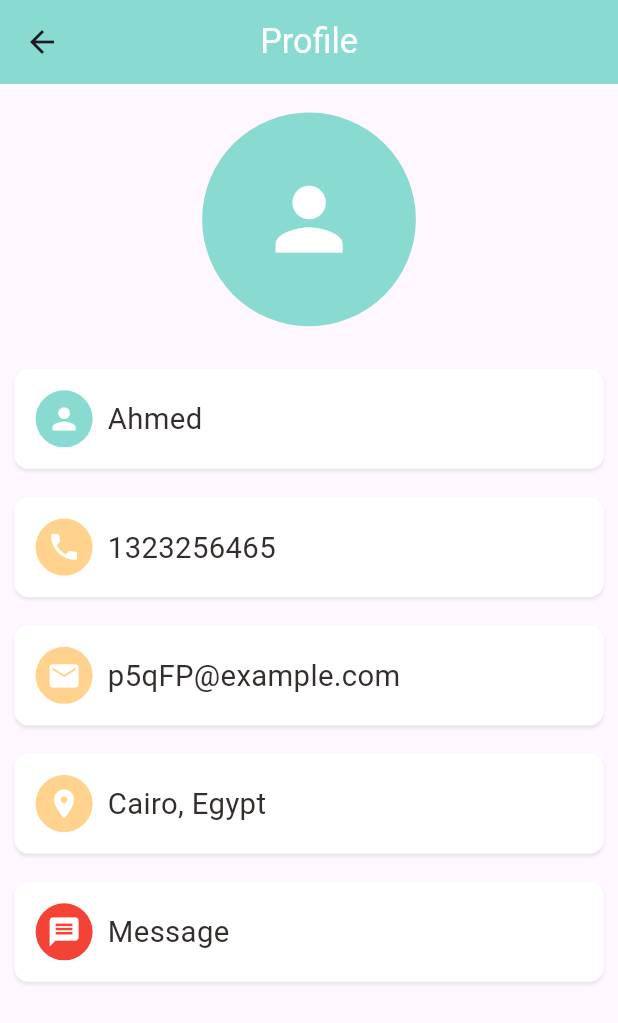
After one commit to EsraaHamada100/food_delivery_app1, a Flutter app: the AccountPage screen opened by its route, on a phone screen of 412 x 824 dp. The commit adds this screen. Shown: the top 1023 px of the screen. Run offline on Flutter 3.47's test engine with Material 3 defaults, Android fonts, the phone set to English and light mode, and no system bars; our stand-ins replace dots_indicator, equatable, flutter_screenutil, get, shared_preferences; accounts and stored records are empty; network calls fail.

Commit message:
profile page

```diff
--- /dev/null
+++ b/lib/models/cart_history_model.dart
@@ -0,0 +1,27 @@
+import 'dart:developer';
+
+import 'cart_model.dart';
+
+class CartHistoryModel {
+  DateTime time;
+  List<CartModel> cartList;
+  CartHistoryModel({
+    required this.time,
+    required this.cartList,
+  });
+  factory CartHistoryModel.fromJson(Map<String, dynamic> json) {
+    log("time = " + json['time']);
+    return CartHistoryModel(
+      time: DateTime.parse(json['time']),
+      cartList: ((json['cart_list']).map<CartModel>((cart) => CartModel.fromJson(cart)).toList() ),
+    );
+  }
+
+  Map<String, dynamic> toJson() {
+    return {
+      'time': time.toString(),
+      'cart_list': cartList.map((cart) => cart.toJson()).toList(),
+    };
+  }
+
+}
--- a/lib/models/cart_model.dart
+++ b/lib/models/cart_model.dart
@@ -10,7 +10,7 @@ class CartModel {
   // String? img;
   int quantity;
   late bool isExist;
-  String? time;
+  // String? time;
   CartModel({
     required this.id,
     required this.product,
@@ -19,7 +19,7 @@ class CartModel {
     // required this.img,
     required this.quantity,
     required this.isExist,
-    this.time,
+    // this.time,
   });
   factory CartModel.fromJson(Map<String, dynamic> json) {
     return CartModel(
@@ -30,7 +30,7 @@ class CartModel {
       // img: json['img'];
       quantity: int.parse(json['quantity']),
       isExist: json['isExist'],
-      time: json['time'],
+      // time: json['time'],
     );
   }
   Map<String, dynamic> toJson() {
@@ -39,7 +39,7 @@ class CartModel {
       'product': product.toJson(),
       'quantity': quantity.toString(),
       'isExist': isExist,
-      'time': time,
+      // 'time': time,
     };
   }
 }
--- a/lib/models/products_model.dart
+++ b/lib/models/products_model.dart
@@ -1,3 +1,5 @@
+import 'package:equatable/equatable.dart';
+
 class Product {
   int? _totalSize;
   int? _typeId;
@@ -27,7 +29,7 @@ class Product {
   }
 }
 
-class ProductModel {
+class ProductModel extends Equatable {
   late int id;
   String? name;
   String? description;
@@ -50,7 +52,7 @@ class ProductModel {
     required this.updatedAt,
     required this.typeId,
   });
-  ProductModel.fromJson(Map<String, dynamic> json){
+  ProductModel.fromJson(Map<String, dynamic> json) {
     id = json['id'];
     name = json['name'];
     description = json['description'];
@@ -76,4 +78,7 @@ class ProductModel {
       'type_id': typeId,
     };
   }
+
+  @override
+  List<Object?> get props => [id, name];
 }
--- a/lib/pages/Home/main_food_page.dart
+++ b/lib/pages/Home/main_food_page.dart
@@ -43,7 +43,7 @@ class _MainFoodPageState extends State<MainFoodPage> {
                   width: AppWidth.w45,
                   height: AppHeight.h45,
                   decoration: BoxDecoration(
-                    borderRadius: BorderRadius.circular(AppRadius.r15),
+                    borderRadius: BorderRadius.circular(AppSize.s15),
                     color: ColorManager.mainColor,
                   ),
                   child: const Icon(
--- /dev/null
+++ b/lib/pages/account/account_field_widget.dart
@@ -0,0 +1,42 @@
+import 'package:flutter/cupertino.dart';
+import 'package:flutter/material.dart';
+import 'package:food_delivery_app/resources/app_values.dart';
+import 'package:food_delivery_app/widgets/app_icon.dart';
+import 'package:food_delivery_app/widgets/big_text.dart';
+
+class AccountFieldWidget extends StatelessWidget {
+  final IconData iconData;
+  final Color iconBackgroundColor;
+  final String text;
+  const AccountFieldWidget(
+      {required this.iconData,
+      required this.iconBackgroundColor,
+      required this.text,
+      super.key});
+
+  @override
+  Widget build(BuildContext context) {
+    return Container(
+      padding: EdgeInsets.all(AppSize.s15),
+      margin: EdgeInsets.all(AppSize.s10),
+      decoration: BoxDecoration(
+        color: Colors.white,
+        borderRadius: BorderRadius.circular(AppSize.s10),
+        boxShadow: [
+          BoxShadow(
+            color: Colors.grey.withOpacity(0.2),
+            blurRadius: 1,
+            offset: const Offset(0, 2), // changes position of shadow
+          )
+        ],
+      ),
+      child: Row(
+        children: [
+          AppIcon(icon: iconData, backgroundColor: iconBackgroundColor, iconColor: Colors.white, size: AppSize.s40, iconSize: AppSize.s24,),
+          SizedBox(width: AppWidth.w10),
+          BigText(text: text),
+        ],
+      ),
+    );
+  }
+}
--- /dev/null
+++ b/lib/pages/account/account_page.dart
@@ -0,0 +1,81 @@
+import 'package:flutter/cupertino.dart';
+import 'package:flutter/material.dart';
+import 'package:food_delivery_app/resources/app_values.dart';
+import 'package:food_delivery_app/widgets/app_icon.dart';
+import 'package:food_delivery_app/widgets/big_text.dart';
+
+import '../../resources/color_manager.dart';
+import 'account_field_widget.dart';
+
+class AccountPage extends StatelessWidget {
+  const AccountPage({super.key});
+  final List<Map<String, dynamic>> data = const [
+    {
+      "icon": Icons.person,
+      "text": "Ahmed",
+      "backgroundColor": ColorManager.mainColor
+    },
+    {
+      "icon": Icons.phone,
+      "text": "1323256465",
+      "backgroundColor": ColorManager.iconsColor1,
+    },
+    {
+      "icon": Icons.email,
+      "text": "p5qFP@example.com",
+      "backgroundColor": ColorManager.iconsColor1,
+    },
+    {
+      "icon": Icons.location_on,
+      "text": "Cairo, Egypt",
+      "backgroundColor": ColorManager.iconsColor1,
+    },
+    {
+      "icon": Icons.message,
+      "text": "Message",
+      "backgroundColor": Colors.red,
+    },
+  ];
+  @override
+  Widget build(BuildContext context) {
+    return Scaffold(
+      appBar: AppBar(
+        centerTitle: true,
+        backgroundColor: ColorManager.mainColor,
+        title: BigText(
+          text: "Profile",
+          size: AppSize.s24,
+          color: Colors.white,
+        ),
+      ),
+      body: Container(
+        width: double.maxFinite,
+        margin: EdgeInsets.only(top: AppHeight.h20),
+        child: Column(
+          children: [
+            AppIcon(
+              icon: Icons.person,
+              backgroundColor: ColorManager.mainColor,
+              iconColor: Colors.white,
+              size: AppSize.s150,
+              iconSize: AppSize.s70,
+            ),
+            SizedBox(height: AppHeight.h20),
+            // show the things in the list
+            Expanded(
+                child: ListView(
+              children: data
+                  .map(
+                    (e) => AccountFieldWidget(
+                        iconData: e['icon'],
+                        text: e['text'],
+                        iconBackgroundColor: e['backgroundColor']),
+                  )
+                  .toList(),
+            )),
+          ],
+        ),
+      ),
+    );
+  }
+}
--- a/lib/resources/app_values.dart
+++ b/lib/resources/app_values.dart
@@ -2,73 +2,58 @@
  that device the size that we choose over the device height to get the probational*/
 
 import 'package:flutter/material.dart';
+import 'package:flutter_screenutil/flutter_screenutil.dart';
 import 'package:food_delivery_app/resources/dimensions.dart';
 
 class AppValues {
   /* we get this probational by dividing the device height over the container size
   in our case the device height is 840 and the container size we prefer is 220
   so it's 840 / 220 = 3.84 */
-  static double pageView = Dimensions.screenHeight / 2.64;
-  static double pageViewContainer = Dimensions.screenHeight / 3.84;
-  static double pageViewDetailsContainer = Dimensions.screenHeight / 7.03;
-  static EdgeInsetsGeometry appPadding = EdgeInsets.all(AppPadding.p20);
-}
-
-class AppMargin {
-  static double m2 = Dimensions.screenHeight / 422;
-  static double m3 = Dimensions.screenHeight / 281.33;
-  static double m10 = Dimensions.screenHeight / 84.4;
-  static double m20 = Dimensions.screenHeight / 42.2;
-  static double m30 = Dimensions.screenHeight / 28.13;
-}
-
-class AppPadding {
-  static double p5 = Dimensions.screenHeight / 168;
-  static double p10 = Dimensions.screenHeight / 84.4;
-  static double p15 = Dimensions.screenHeight / 56.27;
-  static double p20 = Dimensions.screenHeight / 42.2;
-  static double p50 = Dimensions.screenHeight / 16.88;
-  static double p120 = Dimensions.screenHeight / 7.03;
+  static double pageView = 318.h;
+  static double pageViewContainer = 218.h;
+  static double pageViewDetailsContainer = 119.h;
+  static EdgeInsetsGeometry appPadding = EdgeInsets.all(AppSize.s20);
 }
 
 class AppSize {
-  static double s1_2 = Dimensions.screenHeight / 703.33;
-  static double s15 = Dimensions.screenHeight / 56.27;
-  static double s16 = Dimensions.screenHeight / 52.75;
-  static double s24 = Dimensions.screenHeight / 35.17;
-  static double s40 = Dimensions.screenHeight / 21.1;
+  static double s1_2 = 1.2.r;
+  static double s2 = 2.r;
+  static double s3 = 3.r;
+  static double s5 = 5.r;
+  static double s10 = 10.r;
+  static double s15 = 15.r;
+  static double s16 = 16.r;
+  static double s20 = 20.r;
+  static double s24 = 24.r;
+  static double s30 = 30.r;
+  static double s40 = 40.r;
+  static double s50 = 50.r;
+  static double s70 = 70.r;
+  static double s150 = 150.r;
 }
 
 class AppHeight {
-  static double h1_8 = Dimensions.screenHeight / 468.89;
-  static double h10 = Dimensions.screenHeight / 84.4;
-  static double h15 = Dimensions.screenHeight / 56.27;
-  static double h20 = Dimensions.screenHeight / 42.2;
-  static double h30 = Dimensions.screenHeight / 28.13;
-  static double h45 = Dimensions.screenHeight / 18.76;
-  static double h60 = Dimensions.screenHeight / 14.07;
-  static double h80 = Dimensions.screenHeight / 10.55;
-  static double h100 = Dimensions.screenHeight / 8.44;
-  static double h120 = Dimensions.screenHeight / 7.03;
-  static double h130 = Dimensions.screenHeight / 6.46;
-  static double h300 = Dimensions.screenHeight / 2.81;
-  static double h350 = Dimensions.screenHeight / 2.41;
-  static double h900 = Dimensions.screenHeight / 0.94;
+  static double h1_8 = 1.8.h;
+  static double h10 = 10.h;
+  static double h15 = 15.h;
+  static double h20 = 20.h;
+  static double h30 = 30.h;
+  static double h45 = 45.h;
+  static double h60 = 60.h;
+  static double h80 = 80.h;
+  static double h100 = 100.h;
+  static double h120 = 120.h;
+  static double h130 = 130.h;
+  static double h300 = 300.h;
+  static double h350 = 350.h;
+  static double h900 = 900.h;
 }
 
 class AppWidth {
-  static double w5 = Dimensions.screenHeight / 168;
-  static double w10 = Dimensions.screenHeight / 84.4;
-  static double w20 = Dimensions.screenHeight / 42.2;
-  static double w45 = Dimensions.screenHeight / 18.76;
-  static double w100 = Dimensions.screenHeight / 8.44;
-  static double w120 = Dimensions.screenHeight / 7.03;
+  static double w5 = 5.w;
+  static double w10 = 10.w;
+  static double w20 = 20.w;
+  static double w45 = 45.w;
+  static double w100 = 100.w;
+  static double w120 = 120.w;
 }
-
-class AppRadius {
-  static double r5 = Dimensions.screenHeight / 168;
-  static double r15 = Dimensions.screenHeight / 56.27;
-  static double r20 = Dimensions.screenHeight / 42.2;
-  static double r30 = Dimensions.screenHeight / 28.13;
-  static double r40 = Dimensions.screenHeight / 21.1;
-}
--- a/lib/routes/route_helper.dart
+++ b/lib/routes/route_helper.dart
@@ -5,23 +5,28 @@ import 'package:food_delivery_app/pages/food/recommended_food_detail.dart';
 import 'package:food_delivery_app/pages/splash/splash_page.dart';
 import 'package:get/get.dart';
 
+import '../pages/account/account_page.dart';
+
 class RouteHelper {
   static const String _initial = '/';
   static const String _splashPage = '/splash';
   static const String _popularFood = '/popular-food';
   static const String _recommendedFood = '/recommended-food';
   static const String _cartPage = '/cart-page';
+  static const String _accountPage = '/account-page';
 
   static String getSplashPage() => _splashPage;
   static String getInitial() => _initial;
-  static String getPopularFood({required int pageId, String? page}) => '$_popularFood?pageId=$pageId&page=$page';
+  static String getPopularFood({required int pageId, String? page}) =>
+      '$_popularFood?pageId=$pageId&page=$page';
   static String getRecommendedFood({required int pageId, String? page}) =>
       '$_recommendedFood?pageId=$pageId&page=$page';
 
   static String getCartPage() => _cartPage;
+  static String getAccountPage() => _accountPage;
 
   static List<GetPage> routes = [
-    GetPage(name: _splashPage, page: ()=> const SplashPage()),
+    GetPage(name: _splashPage, page: () => const SplashPage()),
     // main food page
     GetPage(name: _initial, page: () => const HomePage()),
 
@@ -31,7 +36,10 @@ class RouteHelper {
       page: () {
         int pageId = int.parse(Get.parameters['pageId']!);
         String? page = Get.parameters['page'];
-        return PopularFoodDetails(pageId: pageId, previousPage: page,);
+        return PopularFoodDetails(
+          pageId: pageId,
+          previousPage: page,
+        );
       },
       transition: Transition.fadeIn,
     ),
@@ -42,7 +50,10 @@ class RouteHelper {
       page: () {
         int pageId = int.parse(Get.parameters['pageId']!);
         String? page = Get.parameters['page'];
-        return RecommendedFoodDetail(pageId: pageId, previousPage: page,);
+        return RecommendedFoodDetail(
+          pageId: pageId,
+          previousPage: page,
+        );
       },
       transition: Transition.fadeIn,
     ),
@@ -54,5 +65,13 @@ class RouteHelper {
       },
       transition: Transition.fadeIn,
     ),
+
+    GetPage(
+      name: _accountPage,
+      page: () {
+        return const AccountPage();
+      },
+      transition: Transition.fadeIn,
+    ),
   ];
 }
--- a/lib/widgets/app_icon.dart
+++ b/lib/widgets/app_icon.dart
@@ -7,6 +7,7 @@ class AppIcon extends StatelessWidget {
   final Color iconColor;
   final Color backgroundColor;
   final double size;
+  final double? iconSize;
 
   const AppIcon({
     Key? key,
@@ -14,6 +15,7 @@ class AppIcon extends StatelessWidget {
     this.iconColor = ColorManager.iconColor,
     this.backgroundColor = ColorManager.iconBackgroundColor,
     this.size = 0,
+    this.iconSize,
   }) : super(key: key);
 
   @override
@@ -29,7 +31,7 @@ class AppIcon extends StatelessWidget {
       child: Icon(
         icon,
         color: iconColor,
-        size: AppSize.s16,
+        size: iconSize??AppSize.s16,
       ),
     );
   }
--- a/pubspec.yaml
+++ b/pubspec.yaml
@@ -40,6 +40,9 @@ dependencies:
   dots_indicator: ^2.1.0
   get: ^4.6.5
   shared_preferences: ^2.2.3
+  intl: ^0.19.0
+  equatable: ^2.0.5
+  flutter_screenutil: ^5.9.3
 
 
 dev_dependencies:
```
Also changed, not shown: lib/controllers/cart_controller.dart (+9 -2 lines), lib/data/repository/cart_repo.dart (+26 -13 lines), lib/main.dart (+9 -0 lines), lib/pages/Home/food_page_body.dart (+20 -20 lines), lib/pages/Home/home_page.dart (+8 -3 lines), lib/pages/cart/cart_history_page.dart (added, +170 -0 lines), lib/pages/cart/cart_item_widget.dart (+24 -4 lines), lib/pages/cart/cart_page.dart (+11 -10 lines), lib/pages/food/popular_food_detail.dart (+9 -9 lines), lib/pages/food/recommended_food_detail.dart (+14 -14 lines), pubspec.lock.
